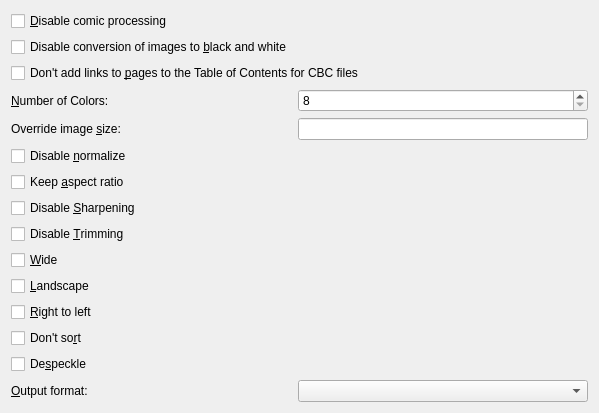
Qt form src/calibre/gui2/convert/comic_input.ui (debian-calibre/calibre) before a commit.
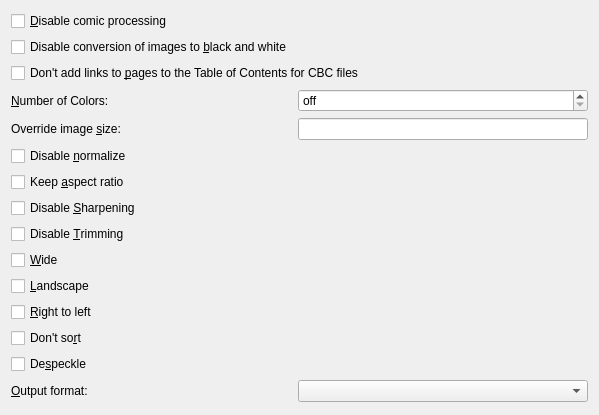
The same form after that commit.

Diff of the .ui file:
```diff
--- a/src/calibre/gui2/convert/comic_input.ui
+++ b/src/calibre/gui2/convert/comic_input.ui
@@ -7,7 +7,7 @@
     <x>0</x>
     <y>0</y>
     <width>599</width>
-    <height>398</height>
+    <height>415</height>
    </rect>
   </property>
   <property name="windowTitle">
@@ -26,15 +26,21 @@
    </item>
    <item row="3" column="1">
     <widget class="QSpinBox" name="opt_colors">
+     <property name="specialValueText">
+      <string>off</string>
+     </property>
      <property name="minimum">
-      <number>8</number>
+      <number>0</number>
      </property>
      <property name="maximum">
-      <number>32000000</number>
+      <number>256</number>
      </property>
      <property name="singleStep">
       <number>8</number>
      </property>
+     <property name="value">
+      <number>0</number>
+     </property>
     </widget>
    </item>
    <item row="5" column="0">
```
